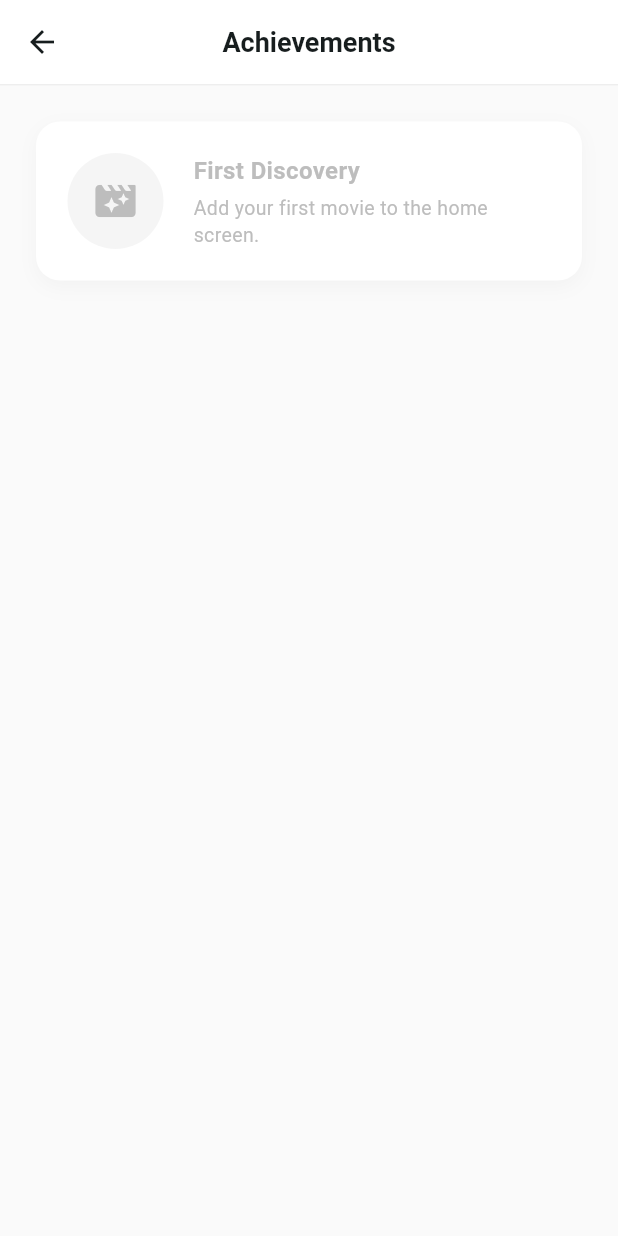
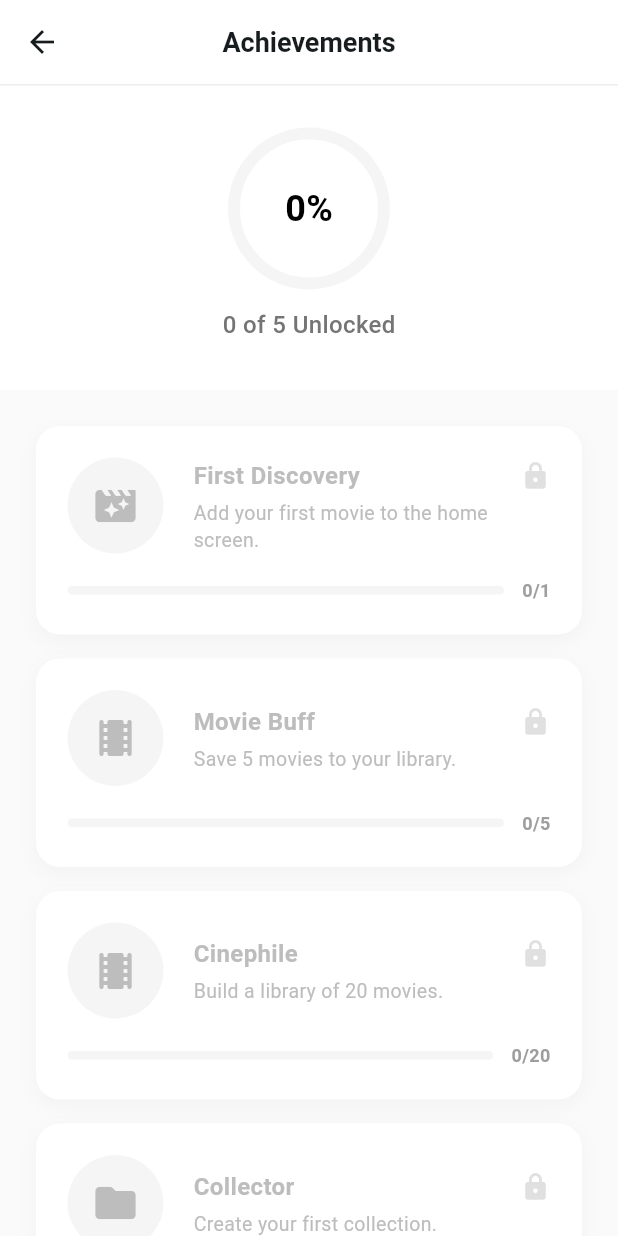
Before and after one commit to jaanque/appdecinejan, a Flutter app: the AchievementsScreen screen opened directly, on a phone screen of 412 x 824 dp. Run offline on Flutter 3.47's test engine with Material 3 defaults, Android fonts, the phone set to English and light mode, and no system bars; our stand-ins replace flutter_dotenv, palette_generator, shared_preferences, supabase_flutter; missing offline and left inert: shake; accounts and stored records are empty.

Commit message:
feat: make achievements screen more intuitive with progress tracking
- Updated `Achievement` model to include `currentProgress` and `maxProgress`.
- Refactored `AchievementsScreen` to calculate progress dynamically based on user's movie and collection counts.
- Added a summary dashboard header showing overall unlocking percentage.
- Implemented individual progress bars for locked achievements.
- Added new achievement definitions (Collector, Cinephile, etc.).
- Improved UI styling for better visual hierarchy and feedback.

```diff
--- a/lib/models/achievement.dart
+++ b/lib/models/achievement.dart
@@ -6,6 +6,8 @@ class Achievement {
   final String description;
   final IconData iconData;
   final bool isUnlocked;
+  final int currentProgress;
+  final int maxProgress;
 
   const Achievement({
     required this.id,
@@ -13,15 +15,23 @@ class Achievement {
     required this.description,
     required this.iconData,
     this.isUnlocked = false,
+    this.currentProgress = 0,
+    this.maxProgress = 1,
   });
 
-  Achievement copyWith({bool? isUnlocked}) {
+  Achievement copyWith({
+    bool? isUnlocked,
+    int? currentProgress,
+    int? maxProgress,
+  }) {
     return Achievement(
       id: id,
       title: title,
       description: description,
       iconData: iconData,
       isUnlocked: isUnlocked ?? this.isUnlocked,
+      currentProgress: currentProgress ?? this.currentProgress,
+      maxProgress: maxProgress ?? this.maxProgress,
     );
   }
 }
--- a/lib/screens/achievements_screen.dart
+++ b/lib/screens/achievements_screen.dart
@@ -2,6 +2,7 @@ import 'package:flutter/material.dart';
 import '../models/achievement.dart';
 import '../services/movie_service.dart';
 import '../services/achievement_service.dart';
+import '../services/collection_service.dart';
 
 class AchievementsScreen extends StatefulWidget {
   const AchievementsScreen({super.key});
@@ -13,6 +14,7 @@ class AchievementsScreen extends StatefulWidget {
 class _AchievementsScreenState extends State<AchievementsScreen> {
   final MovieService _movieService = MovieService();
   final AchievementService _achievementService = AchievementService();
+  final CollectionService _collectionService = CollectionService();
 
   bool _isLoading = true;
   List<Achievement> _achievements = [];
@@ -24,8 +26,36 @@ class _AchievementsScreenState extends State<AchievementsScreen> {
       title: 'First Discovery',
       description: 'Add your first movie to the home screen.',
       iconData: Icons.movie_filter_rounded,
+      maxProgress: 1,
     ),
-    // Future achievements can be added here
+    const Achievement(
+      id: 'movie_buff',
+      title: 'Movie Buff',
+      description: 'Save 5 movies to your library.',
+      iconData: Icons.local_movies_rounded,
+      maxProgress: 5,
+    ),
+    const Achievement(
+      id: 'cinephile',
+      title: 'Cinephile',
+      description: 'Build a library of 20 movies.',
+      iconData: Icons.theaters_rounded,
+      maxProgress: 20,
+    ),
+    const Achievement(
+      id: 'collector_novice',
+      title: 'Collector',
+      description: 'Create your first collection.',
+      iconData: Icons.folder_rounded,
+      maxProgress: 1,
+    ),
+    const Achievement(
+      id: 'curator',
+      title: 'Curator',
+      description: 'Create 5 different collections.',
+      iconData: Icons.bookmarks_rounded,
+      maxProgress: 5,
+    ),
   ];
 
   @override
@@ -39,26 +69,56 @@ class _AchievementsScreenState extends State<AchievementsScreen> {
       // 1. Get current unlocked status from DB
       final unlockedIds = await _achievementService.getUnlockedAchievementIds();
 
-      // 2. Check for NEW unlocks based on current data
-      // Fetch user's saved movies to determine progress
+      // 2. Fetch user stats
       final movies = await _movieService.getAllMovies();
+      final collections = await _collectionService.getCollections();
+
       final int movieCount = movies.length;
+      final int collectionCount = collections.length;
 
       final List<Achievement> updatedList = [];
       final Set<String> newlyUnlocked = {};
 
       for (var achievement in _allAchievements) {
         bool isUnlocked = unlockedIds.contains(achievement.id);
+        int currentProgress = 0;
 
-        // Logic to check if it SHOULD be unlocked now (if not already)
-        if (!isUnlocked) {
-           if (achievement.id == 'first_movie' && movieCount >= 1) {
+        // Calculate progress based on achievement ID
+        switch (achievement.id) {
+          case 'first_movie':
+            currentProgress = movieCount;
+            break;
+          case 'movie_buff':
+            currentProgress = movieCount;
+            break;
+          case 'cinephile':
+            currentProgress = movieCount;
+            break;
+          case 'collector_novice':
+            currentProgress = collectionCount;
+            break;
+          case 'curator':
+            currentProgress = collectionCount;
+            break;
+          default:
+            currentProgress = 0;
+        }
+
+        // Cap progress at max
+        if (currentProgress > achievement.maxProgress) {
+          currentProgress = achievement.maxProgress;
+        }
+
+        // Check unlock condition
+        if (!isUnlocked && currentProgress >= achievement.maxProgress) {
           isUnlocked = true;
           newlyUnlocked.add(achievement.id);
         }
-        }
 
-        updatedList.add(achievement.copyWith(isUnlocked: isUnlocked));
+        updatedList.add(achievement.copyWith(
+          isUnlocked: isUnlocked,
+          currentProgress: currentProgress,
+        ));
       }
 
       // 3. Persist new unlocks to DB
@@ -72,7 +132,6 @@ class _AchievementsScreenState extends State<AchievementsScreen> {
           _isLoading = false;
         });
 
-        // Optional: Show snackbar for new unlocks
         if (newlyUnlocked.isNotEmpty) {
            ScaffoldMessenger.of(context).showSnackBar(
              const SnackBar(
@@ -111,19 +170,90 @@ class _AchievementsScreenState extends State<AchievementsScreen> {
       ),
       body: _isLoading
           ? const Center(child: CircularProgressIndicator(color: Colors.black))
-          : ListView.separated(
+          : CustomScrollView(
+              slivers: [
+                SliverToBoxAdapter(
+                  child: _buildSummaryHeader(),
+                ),
+                SliverPadding(
                   padding: const EdgeInsets.all(24),
-              itemCount: _achievements.length,
-              separatorBuilder: (context, index) => const SizedBox(height: 16),
-              itemBuilder: (context, index) {
-                return _buildAchievementCard(_achievements[index]);
+                  sliver: SliverList(
+                    delegate: SliverChildBuilderDelegate(
+                      (context, index) {
+                        return Padding(
+                          padding: const EdgeInsets.only(bottom: 16),
+                          child: _buildAchievementCard(_achievements[index]),
+                        );
                       },
+                      childCount: _achievements.length,
+                    ),
+                  ),
+                ),
+              ],
+            ),
+    );
+  }
+
+  Widget _buildSummaryHeader() {
+    final unlockedCount = _achievements.where((a) => a.isUnlocked).length;
+    final totalCount = _achievements.length;
+    final progress = totalCount > 0 ? unlockedCount / totalCount : 0.0;
+    final percentage = (progress * 100).toInt();
+
+    return Container(
+      color: Colors.white,
+      padding: const EdgeInsets.symmetric(vertical: 32, horizontal: 24),
+      child: Column(
+        children: [
+          Stack(
+            alignment: Alignment.center,
+            children: [
+              SizedBox(
+                width: 100,
+                height: 100,
+                child: CircularProgressIndicator(
+                  value: progress,
+                  strokeWidth: 8,
+                  backgroundColor: Colors.grey.shade100,
+                  color: Colors.black,
+                  strokeCap: StrokeCap.round,
+                ),
+              ),
+              Column(
+                mainAxisSize: MainAxisSize.min,
+                children: [
+                  Text(
+                    "$percentage%",
+                    style: const TextStyle(
+                      fontSize: 24,
+                      fontWeight: FontWeight.bold,
+                      color: Colors.black,
+                    ),
+                  ),
+                ],
+              ),
+            ],
+          ),
+          const SizedBox(height: 16),
+          Text(
+            "$unlockedCount of $totalCount Unlocked",
+            style: TextStyle(
+              fontSize: 16,
+              color: Colors.grey.shade600,
+              fontWeight: FontWeight.w500,
+            ),
+          ),
+        ],
       ),
     );
   }
 
   Widget _buildAchievementCard(Achievement achievement) {
     final bool isUnlocked = achievement.isUnlocked;
+    final double progressPercent = achievement.maxProgress > 0
+        ? achievement.currentProgress / achievement.maxProgress
+        : 0.0;
+
     final Color primaryColor = isUnlocked ? Colors.black : Colors.grey.shade300;
     final Color iconColor = isUnlocked ? Colors.amber.shade600 : Colors.grey.shade400;
     final Color textColor = isUnlocked ? Colors.black87 : Colors.grey.shade400;
@@ -145,7 +275,9 @@ class _AchievementsScreenState extends State<AchievementsScreen> {
           color: isUnlocked ? Colors.grey.shade200 : Colors.transparent,
         ),
       ),
-      child: Row(
+      child: Column(
+        children: [
+          Row(
             children: [
               Container(
                 padding: const EdgeInsets.all(16),
@@ -164,6 +296,9 @@ class _AchievementsScreenState extends State<AchievementsScreen> {
                 child: Column(
                   crossAxisAlignment: CrossAxisAlignment.start,
                   children: [
+                    Row(
+                      mainAxisAlignment: MainAxisAlignment.spaceBetween,
+                      children: [
                         Text(
                           achievement.title,
                           style: TextStyle(
@@ -171,6 +306,12 @@ class _AchievementsScreenState extends State<AchievementsScreen> {
                             fontWeight: FontWeight.bold,
                             color: textColor,
                           ),
+                        ),
+                        if (isUnlocked)
+                           Icon(Icons.check_circle_rounded, color: Colors.green.shade400, size: 20)
+                        else
+                           Icon(Icons.lock_rounded, color: Colors.grey.shade300, size: 20),
+                      ],
                     ),
                     const SizedBox(height: 4),
                     Text(
@@ -184,11 +325,35 @@ class _AchievementsScreenState extends State<AchievementsScreen> {
                   ],
                 ),
               ),
-          if (isUnlocked)
-            Padding(
-              padding: const EdgeInsets.only(left: 12),
-              child: Icon(Icons.check_circle_rounded, color: Colors.green.shade400, size: 24),
+            ],
           ),
+          if (!isUnlocked) ...[
+            const SizedBox(height: 16),
+            Row(
+              children: [
+                Expanded(
+                  child: ClipRRect(
+                    borderRadius: BorderRadius.circular(4),
+                    child: LinearProgressIndicator(
+                      value: progressPercent,
+                      backgroundColor: Colors.grey.shade100,
+                      color: Colors.amber.shade400,
+                      minHeight: 6,
+                    ),
+                  ),
+                ),
+                const SizedBox(width: 12),
+                Text(
+                  "${achievement.currentProgress}/${achievement.maxProgress}",
+                  style: TextStyle(
+                    fontSize: 12,
+                    fontWeight: FontWeight.bold,
+                    color: Colors.grey.shade500,
+                  ),
+                ),
+              ],
+            ),
+          ],
         ],
       ),
     );
```
Lines whose indentation alone changed are shown as unchanged.
